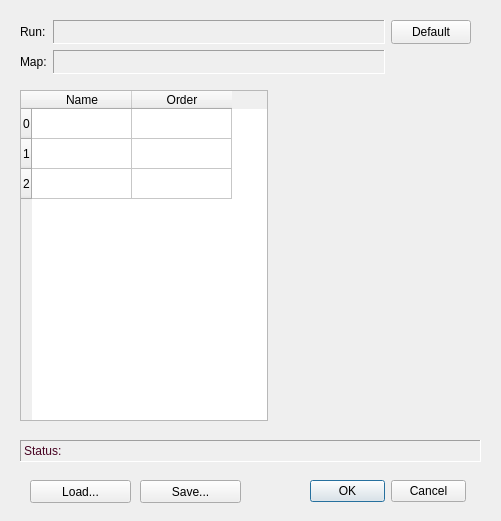
Above: Forms/ChanMapping.ui from billkarsh/SpikeGLX before the change. Below: the same form after it.
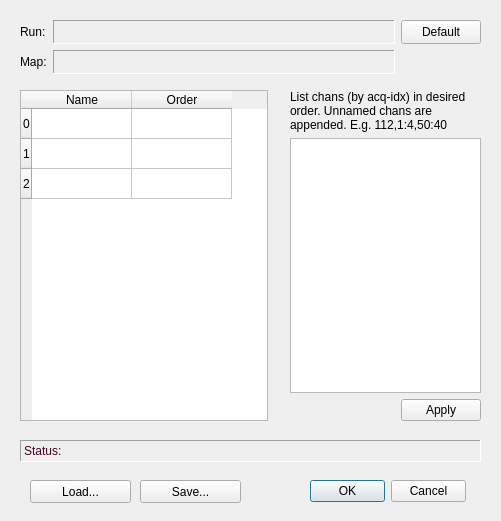
That is the form after the change.

Commit message: Better ChanMap editor

Diff of the .ui file:
```diff
--- a/Forms/ChanMapping.ui
+++ b/Forms/ChanMapping.ui
@@ -178,7 +178,7 @@
     <rect>
      <x>20</x>
      <y>20</y>
-     <width>451</width>
+     <width>461</width>
      <height>54</height>
     </rect>
    </property>
@@ -354,6 +354,74 @@
     </item>
    </layout>
   </widget>
+  <widget class="QWidget" name="gridLayoutWidget_2">
+   <property name="geometry">
+    <rect>
+     <x>290</x>
+     <y>90</y>
+     <width>191</width>
+     <height>331</height>
+    </rect>
+   </property>
+   <layout class="QGridLayout" name="gridLayout_2">
+    <item row="0" column="0">
+     <widget class="QLabel" name="label">
+      <property name="text">
+       <string>List chans (by acq-idx) in desired order. Unnamed chans are appended. E.g. 112,1:4,50:40</string>
+      </property>
+      <property name="alignment">
+       <set>Qt::AlignLeading|Qt::AlignLeft|Qt::AlignTop</set>
+      </property>
+      <property name="wordWrap">
+       <bool>true</bool>
+      </property>
+     </widget>
+    </item>
+    <item row="1" column="0">
+     <widget class="QPlainTextEdit" name="listTE">
+      <property name="sizePolicy">
+       <sizepolicy hsizetype="Expanding" vsizetype="Expanding">
+        <horstretch>0</horstretch>
+        <verstretch>1</verstretch>
+       </sizepolicy>
+      </property>
+      <property name="tabChangesFocus">
+       <bool>true</bool>
+      </property>
+     </widget>
+    </item>
+    <item row="2" column="0">
+     <layout class="QHBoxLayout" name="horizontalLayout">
+      <item>
+       <spacer name="horizontalSpacer">
+        <property name="orientation">
+         <enum>Qt::Horizontal</enum>
+        </property>
+        <property name="sizeHint" stdset="0">
+         <size>
+          <width>40</width>
+          <height>17</height>
+         </size>
+        </property>
+       </spacer>
+      </item>
+      <item>
+       <widget class="QPushButton" name="applyBut">
+        <property name="sizePolicy">
+         <sizepolicy hsizetype="Minimum" vsizetype="Preferred">
+          <horstretch>0</horstretch>
+          <verstretch>0</verstretch>
+         </sizepolicy>
+        </property>
+        <property name="text">
+         <string>Apply</string>
+        </property>
+       </widget>
+      </item>
+     </layout>
+    </item>
+   </layout>
+  </widget>
  </widget>
  <tabstops>
   <tabstop>buttonBox</tabstop>
```
Left out of the diff: 2 changed lines with no effect on the pictures. The commit also changes 3 other files.
